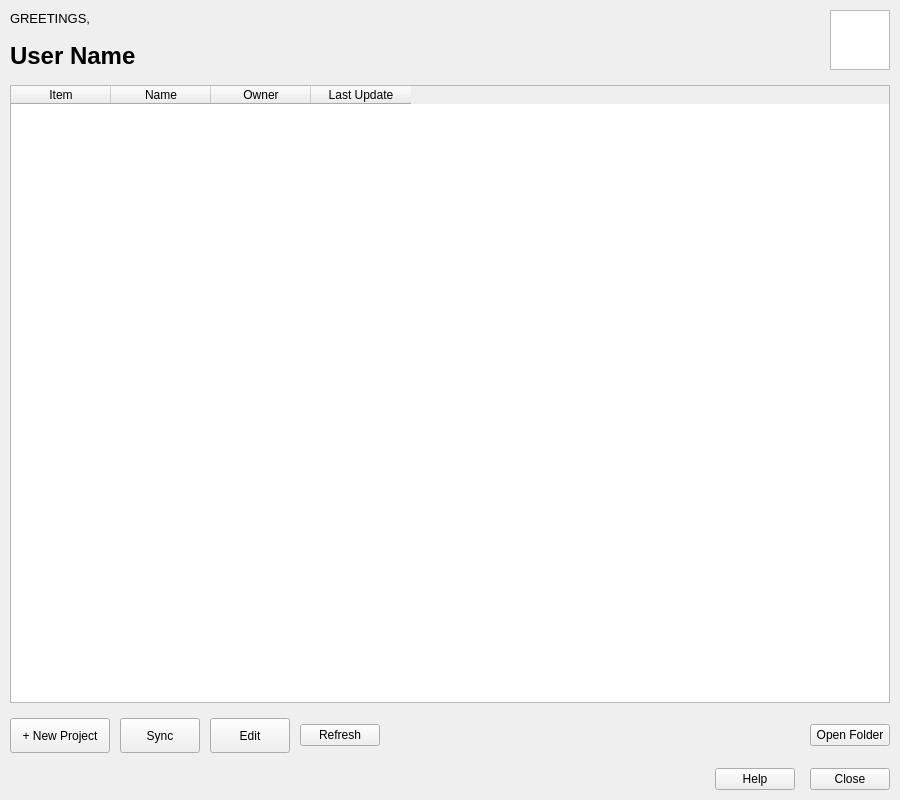
Old version of the form ui/projects_list_window.ui in the repository joshdels/pyqgis-plugin-topmap.
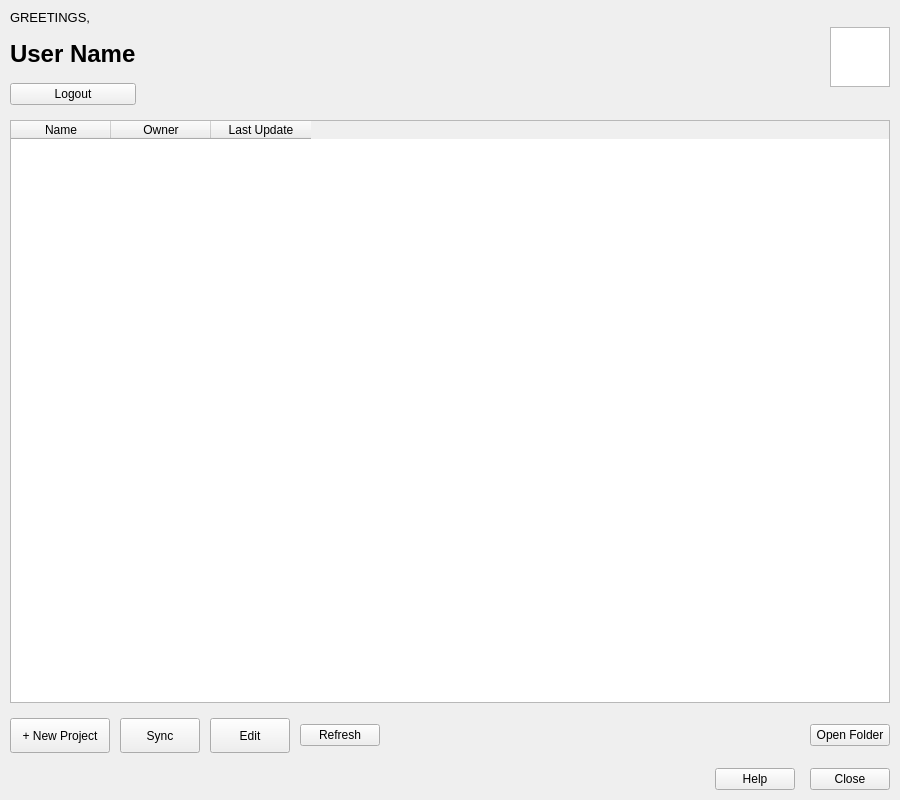
New version of the form.

Commit message: feat: add fetch projects

```diff
--- a/ui/projects_list_window.ui
+++ b/ui/projects_list_window.ui
@@ -60,6 +60,13 @@
           </property>
          </widget>
         </item>
+        <item>
+         <widget class="QPushButton" name="logoutButton">
+          <property name="text">
+           <string>Logout</string>
+          </property>
+         </widget>
+        </item>
        </layout>
       </item>
       <item>
@@ -98,11 +105,6 @@
       <property name="selectionBehavior">
        <enum>QAbstractItemView::SelectRows</enum>
       </property>
-      <column>
-       <property name="text">
-        <string>Item</string>
-       </property>
-      </column>
       <column>
        <property name="text">
         <string>Name</string>
```
The commit also changes 7 other files.
